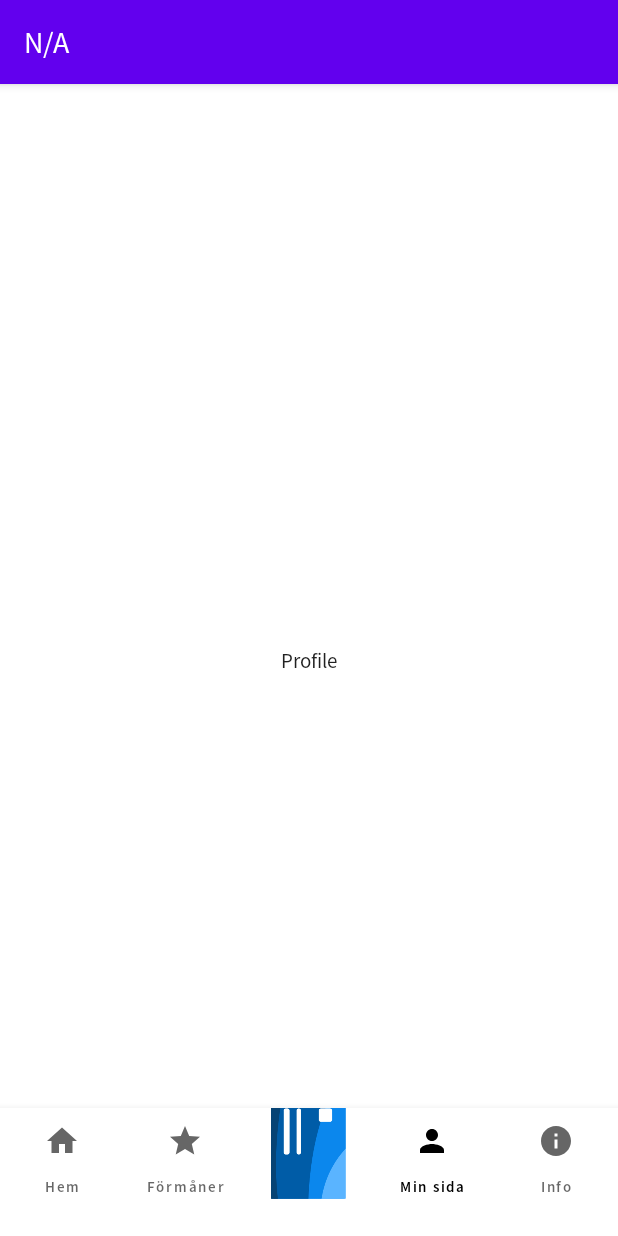
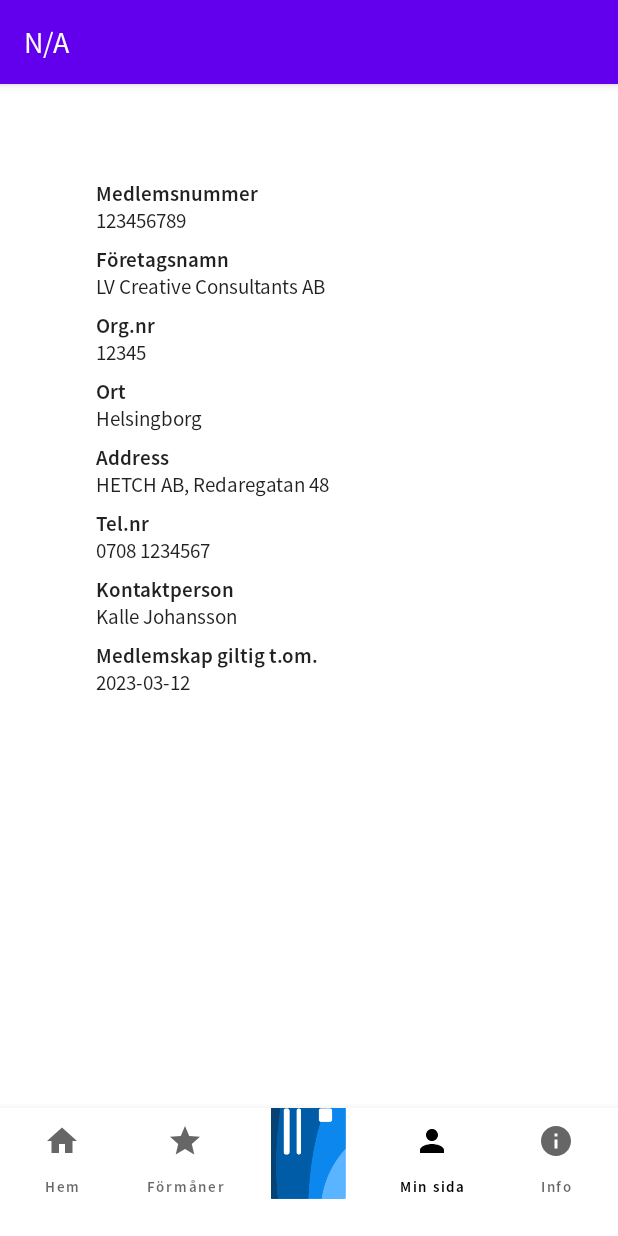
Before and after one commit to staffanljungqvist/SFRAPP, an Android app built with Jetpack Compose: the screen it shows after launch (MainActivity), item 4 of the bottom bar chosen, on a phone screen of 412 x 824 dp. Run offline under Robolectric (Android 15) with nearby library versions, the phone set to English and light mode, and no system bars; our stand-ins replace Dagger/Hilt's generated code, Firebase (no records; nobody signed in at launch, a user with empty details on screens opened directly); pictures from the network do not load; 1 statement that could not run was skipped.

Commit message:
La till userCompany modell + populerade ProfileScreen

```diff
--- a/app/build.gradle
+++ b/app/build.gradle
@@ -57,6 +57,9 @@ dependencies {
     implementation "androidx.compose.ui:ui-tooling-preview:$compose_version"
     implementation 'androidx.lifecycle:lifecycle-runtime-ktx:2.3.1'
     implementation 'androidx.activity:activity-compose:1.3.1'
+    implementation 'androidx.appcompat:appcompat:1.4.2'
+    implementation 'com.google.android.material:material:1.4.0'
+    implementation 'androidx.constraintlayout:constraintlayout:2.1.4'
     testImplementation 'junit:junit:4.13.2'
     androidTestImplementation 'androidx.test.ext:junit:1.1.3'
     androidTestImplementation 'androidx.test.espresso:espresso-core:3.4.0'
--- a/app/src/main/java/com/levento/sfrapp/MainActivity.kt
+++ b/app/src/main/java/com/levento/sfrapp/MainActivity.kt
@@ -19,6 +19,7 @@ import androidx.navigation.compose.composable
 import androidx.navigation.compose.rememberNavController
 import com.levento.sfrapp.domain.Article
 import com.levento.sfrapp.domain.Benefit
+import com.levento.sfrapp.domain.PlaceHolders
 import com.levento.sfrapp.navigation.BottomNavigationBar
 import com.levento.sfrapp.navigation.NavRoutes
 import com.levento.sfrapp.screens.*
@@ -100,7 +101,7 @@ fun NavigationHost(
         }
 
         composable(NavRoutes.Profile.route) {
-            ProfileScreen()
+            ProfileScreen(PlaceHolders.userCompany)
         }
         composable(NavRoutes.Info.route) {
             InfoScreen()
--- a/app/src/main/java/com/levento/sfrapp/domain/PlaceHolders.kt
+++ b/app/src/main/java/com/levento/sfrapp/domain/PlaceHolders.kt
@@ -5,6 +5,19 @@ import com.levento.sfrapp.R
 object PlaceHolders {
     val categoryImage = R.drawable.fordon_kategori
     val newsArticleImage = R.drawable.mala1
+
+    val userCompany = UserCompany(
+        memberId = "123456789",
+        companyName = "LV Creative Consultants AB",
+        orgNr = "12345",
+        locality = "Helsingborg",
+        address = "HETCH AB, Redaregatan 48",
+        phone = "0708 1234567",
+        contact = "Kalle Johansson",
+        validThru = "2023-03-12"
+    )
+
+
     val newsList = listOf<Article>(
         Article(
             id = "1",
--- /dev/null
+++ b/app/src/main/java/com/levento/sfrapp/domain/UserCompany.kt
@@ -0,0 +1,12 @@
+package com.levento.sfrapp.domain
+
+data class UserCompany(
+    val memberId: String,
+    val companyName: String,
+    val orgNr: String,
+    val locality: String,
+    val address: String,
+    val phone: String,
+    val contact: String,
+    val validThru: String
+)
--- a/app/src/main/java/com/levento/sfrapp/navigation/BottomNavigationBar.kt
+++ b/app/src/main/java/com/levento/sfrapp/navigation/BottomNavigationBar.kt
@@ -1,5 +1,6 @@
 package com.levento.sfrapp.navigation
 
+import android.content.Intent
 import androidx.compose.foundation.layout.height
 import androidx.compose.foundation.layout.padding
 import androidx.compose.foundation.layout.size
@@ -8,6 +9,7 @@ import androidx.compose.runtime.Composable
 import androidx.compose.runtime.getValue
 import androidx.compose.ui.Modifier
 import androidx.compose.ui.graphics.Color
+import androidx.compose.ui.platform.LocalContext
 import androidx.compose.ui.res.painterResource
 import androidx.compose.ui.tooling.preview.Preview
 import androidx.compose.ui.unit.dp
@@ -16,6 +18,7 @@ import androidx.navigation.NavController
 import androidx.navigation.NavGraph.Companion.findStartDestination
 import androidx.navigation.compose.currentBackStackEntryAsState
 import androidx.navigation.compose.rememberNavController
+import com.levento.sfrapp.CardActivity
 
 @Composable
 fun BottomNavigationBar(navController: NavController) {
@@ -24,12 +27,14 @@ fun BottomNavigationBar(navController: NavController) {
         val backStackEntry by navController.currentBackStackEntryAsState()
         val currentRoute = backStackEntry?.destination?.route
 
+        val context = LocalContext.current
+
         NavBarItems.BarItems.forEach { navItem ->
 
             if (navItem.drawable != null) {
                 BottomNavigationItem(
                     selected = currentRoute == navItem.route,
-                    onClick = {},
+                    onClick = { context.startActivity(Intent(context, CardActivity::class.java)) },
                     icon = {
                         Icon(
                             painter = painterResource(id = navItem.drawable),
--- a/app/src/main/java/com/levento/sfrapp/screens/ProfileScreen.kt
+++ b/app/src/main/java/com/levento/sfrapp/screens/ProfileScreen.kt
@@ -1,16 +1,42 @@
 package com.levento.sfrapp.screens
 
-import android.graphics.Paint
 import androidx.compose.foundation.layout.Box
+import androidx.compose.foundation.layout.Column
 import androidx.compose.foundation.layout.fillMaxSize
+import androidx.compose.foundation.layout.padding
 import androidx.compose.material.Text
 import androidx.compose.runtime.Composable
-import androidx.compose.ui.Alignment
 import androidx.compose.ui.Modifier
+import androidx.compose.ui.text.font.FontWeight
+import androidx.compose.ui.unit.dp
+import com.levento.sfrapp.domain.PlaceHolders
+import com.levento.sfrapp.domain.UserCompany
 
 @Composable
-fun ProfileScreen() {
-    Box(contentAlignment = Alignment.Center, modifier = Modifier.fillMaxSize()) {
-        Text("Profile")
+fun ProfileScreen(company: UserCompany) {
+    Box(modifier = Modifier
+        .fillMaxSize()
+    ) {
+        Column(modifier = Modifier.padding(64.dp)) {
+            ProfileInfoText(header = "Medlemsnummer", text = company.memberId)
+            ProfileInfoText(header = "Företagsnamn", text = company.companyName)
+            ProfileInfoText(header = "Org.nr", text = company.orgNr)
+            ProfileInfoText(header = "Ort", text = company.locality)
+            ProfileInfoText(header = "Address", text = company.address)
+            ProfileInfoText(header = "Tel.nr", text = company.phone)
+            ProfileInfoText(header = "Kontaktperson", text = company.contact)
+            ProfileInfoText(header = "Medlemskap giltig t.om.", text = company.validThru)
+        }
     }
 }
+
+@Composable
+fun ProfileInfoText(header: String, text: String) {
+    Text(text = header, fontWeight = FontWeight.Bold)
+    Text(text = text, modifier = Modifier.padding(bottom = 8.dp))
+}
+
+@Composable
+fun UserScreenPreview() {
+    ProfileScreen(company = PlaceHolders.userCompany)
+}
```
Also changed, not shown: app/src/main/AndroidManifest.xml (+6 -1 lines), app/src/main/java/com/levento/sfrapp/CardActivity.kt (added, +53 -0 lines), app/src/main/java/com/levento/sfrapp/screens/InfoScreen.kt (+16 -3 lines), app/src/main/res/layout/activity_card.xml (added, +9 -0 lines).
